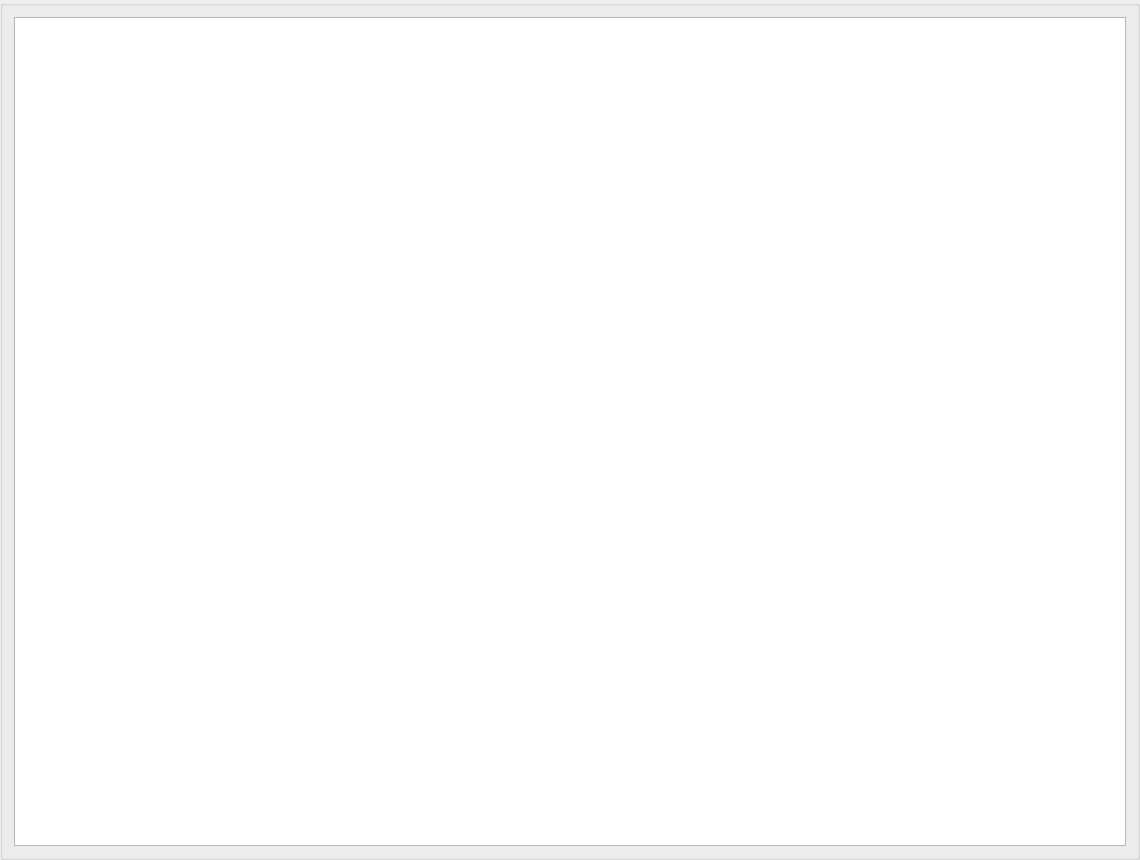
Qt form widgets/qsightingbuffer.ui (AMOS-uniba/amos-client) before a commit.
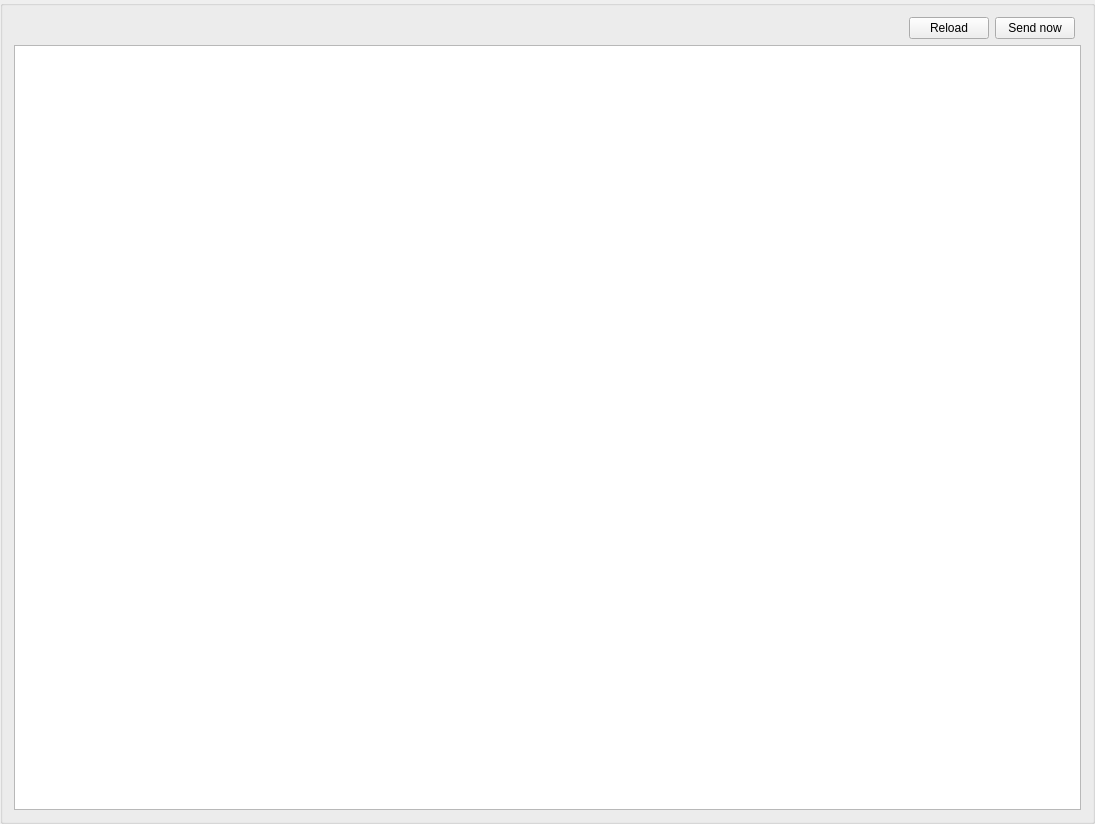
The same form after that commit.

The edit to the form file:
```diff
--- a/widgets/qsightingbuffer.ui
+++ b/widgets/qsightingbuffer.ui
@@ -6,15 +6,15 @@
    <rect>
     <x>0</x>
     <y>0</y>
-    <width>1140</width>
-    <height>860</height>
+    <width>1095</width>
+    <height>824</height>
    </rect>
   </property>
   <property name="windowTitle">
    <string>GroupBox</string>
   </property>
-  <layout class="QVBoxLayout" name="verticalLayout">
-   <item>
+  <layout class="QGridLayout" name="gridLayout">
+   <item row="1" column="0" colspan="4">
     <widget class="QTableView" name="tv_sightings">
      <property name="editTriggers">
       <set>QAbstractItemView::EditTrigger::NoEditTriggers</set>
@@ -51,6 +51,33 @@
      </attribute>
     </widget>
    </item>
+   <item row="0" column="0">
+    <spacer name="horizontalSpacer">
+     <property name="orientation">
+      <enum>Qt::Orientation::Horizontal</enum>
+     </property>
+     <property name="sizeHint" stdset="0">
+      <size>
+       <width>40</width>
+       <height>20</height>
+      </size>
+     </property>
+    </spacer>
+   </item>
+   <item row="0" column="2">
+    <widget class="QPushButton" name="pb_send">
+     <property name="text">
+      <string>Send now</string>
+     </property>
+    </widget>
+   </item>
+   <item row="0" column="1">
+    <widget class="QPushButton" name="pb_reload">
+     <property name="text">
+      <string>Reload</string>
+     </property>
+    </widget>
+   </item>
   </layout>
  </widget>
  <resources/>
```
Left out of the diff: 3 changed lines with no effect on the pictures.
